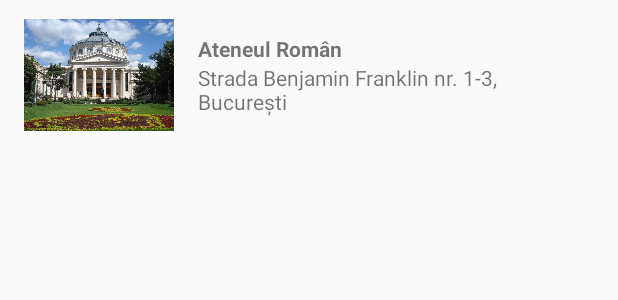
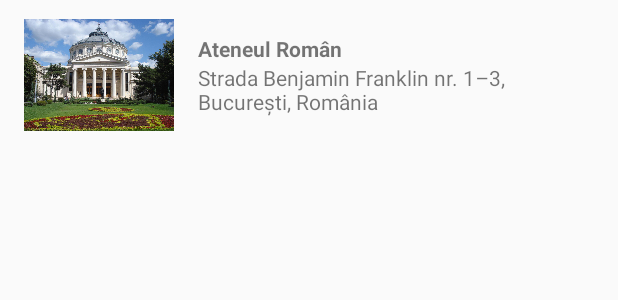
Before and after one commit to GuieMigi/TourGuide, an Android app: the layout list_item.xml on its own in the app's theme, with its tools: preview values and no code run, on a phone screen of 412 x 824 dp. Shown: the top 300 px of the screen. Run offline under Robolectric (Android 15) with nearby library versions, the phone set to English and light mode, and no system bars.

Commit message:
Code cleanup

```diff
--- a/app/src/main/java/com/example/android/tourguide/AttractionsFragment.java
+++ b/app/src/main/java/com/example/android/tourguide/AttractionsFragment.java
@@ -26,7 +26,7 @@ public class AttractionsFragment extends Fragment {
                              Bundle savedInstanceState) {
         View rootView = inflater.inflate(R.layout.pointofinterest_list, container, false);
 
-        //Create an ArrayList containing the PointOfInterest.
+        // Create an ArrayList containing the PointOfInterest.
         final ArrayList<PointOfInterest> pois = new ArrayList<>();
         pois.add(new PointOfInterest(getString(R.string.ateneul_roman_name), getString(R.string.ateneul_roman_address),
                 getString(R.string.ateneul_roman_description), R.drawable.ateneul_roman));
@@ -39,10 +39,14 @@ public class AttractionsFragment extends Fragment {
         pois.add(new PointOfInterest(getString(R.string.teatrul_national_bucuresti_name), getString(R.string.teatrul_national_bucuresti_address),
                 getString(R.string.teatrul_national_bucuresti_description), R.drawable.teatrul_national_bucuresti));
 
+        // Create a PointOfInterestAdapter whose data source is a list of PointOfInterest.
         final ListView listView = rootView.findViewById(R.id.list_view);
         PointOfInterestAdapter poiAdapter = new PointOfInterestAdapter(getActivity(), pois);
+        // Make the ListView use the WordAdapter created above.
         listView.setAdapter(poiAdapter);
 
+        // OnItemClickListener that finds the clicked item in the ListView
+        // and send the information to the next activity using an Intent.
         listView.setOnItemClickListener(new AdapterView.OnItemClickListener() {
             @Override
             public void onItemClick(AdapterView<?> adapterView, View view, int position, long id) {
--- a/app/src/main/java/com/example/android/tourguide/ParksFragment.java
+++ b/app/src/main/java/com/example/android/tourguide/ParksFragment.java
@@ -27,7 +27,7 @@ public class ParksFragment extends Fragment {
                              Bundle savedInstanceState) {
         View rootView = inflater.inflate(R.layout.pointofinterest_list, container, false);
 
-        //Create an ArrayList containing the PointOfInterest.
+        // Create an ArrayList containing the PointOfInterest.
         final ArrayList<PointOfInterest> pois = new ArrayList<>();
         pois.add(new PointOfInterest(getString(R.string.parcul_herastrau_name),
                 getString(R.string.parcul_herastrau_address), getString(R.string.parcul_herastrau_description),
@@ -45,10 +45,14 @@ public class ParksFragment extends Fragment {
                 getString(R.string.parcul_tineretului_address), getString(R.string.parcul_tineretului_description),
                 R.drawable.parcul_tineretului));
 
+        // Create a PointOfInterestAdapter whose data source is a list of PointOfInterest.
         final ListView listView = rootView.findViewById(R.id.list_view);
         PointOfInterestAdapter poiAdapter = new PointOfInterestAdapter(getActivity(), pois);
+        // Make the ListView use the WordAdapter created above.
         listView.setAdapter(poiAdapter);
 
+        // OnItemClickListener that finds the clicked item in the ListView
+        // and send the information to the next activity using an Intent.
         listView.setOnItemClickListener(new AdapterView.OnItemClickListener() {
             @Override
             public void onItemClick(AdapterView<?> adapterView, View view, int position, long id) {
--- a/app/src/main/java/com/example/android/tourguide/RestaurantsFragment.java
+++ b/app/src/main/java/com/example/android/tourguide/RestaurantsFragment.java
@@ -27,7 +27,7 @@ public class RestaurantsFragment extends Fragment {
                              Bundle savedInstanceState) {
         View rootView = inflater.inflate(R.layout.pointofinterest_list, container, false);
 
-        //Create an ArrayList containing the PointOfInterest.
+        // Create an ArrayList containing the PointOfInterest.
         final ArrayList<PointOfInterest> pois = new ArrayList<>();
         pois.add(new PointOfInterest(getString(R.string.caru_cu_bere_name), getString(R.string.caru_cu_bere_address),
                 getString(R.string.caru_cu_bere_hours), getString(R.string.caru_cu_bere_phone),
@@ -45,10 +45,14 @@ public class RestaurantsFragment extends Fragment {
                 getString(R.string.kane_hours), getString(R.string.kane_phone),
                 getString(R.string.kane_website), R.drawable.kane));
 
+        // Create a PointOfInterestAdapter whose data source is a list of PointOfInterest.
         final ListView listView = rootView.findViewById(R.id.list_view);
         PointOfInterestAdapter poiAdapter = new PointOfInterestAdapter(getActivity(), pois);
+        // Make the ListView use the WordAdapter created above.
         listView.setAdapter(poiAdapter);
 
+        // OnItemClickListener that finds the clicked item in the ListView
+        // and send the information to the next activity using an Intent.
         listView.setOnItemClickListener(new AdapterView.OnItemClickListener() {
             @Override
             public void onItemClick(AdapterView<?> adapterView, View view, int position, long id) {
--- a/app/src/main/res/layout/list_item.xml
+++ b/app/src/main/res/layout/list_item.xml
@@ -33,13 +33,13 @@
             android:layout_width="match_parent"
             android:layout_height="wrap_content"
             android:textStyle="bold"
-            tools:text="Ateneul Român" />
+            tools:text="@string/ateneul_roman_name" />
 
         <TextView
             android:id="@+id/poi_address"
             android:layout_width="match_parent"
             android:layout_height="wrap_content"
-            tools:text="Strada Benjamin Franklin nr. 1-3, București" />
+            tools:text="@string/ateneul_roman_address" />
 
     </LinearLayout>
 
```
Also changed, not shown: app/src/main/java/com/example/android/tourguide/NightlifeFragment.java (+5 -2 lines), app/src/main/java/com/example/android/tourguide/PoiDetails.java (+9 -0 lines), app/src/main/java/com/example/android/tourguide/CategoryAdapter.java (line endings or trailing spaces), app/src/main/java/com/example/android/tourguide/MainActivity.java (line endings or trailing spaces), app/src/main/res/drawable-hdpi/nomad_skyba.png (added), app/src/main/res/drawable-ldpi/nomad_skyba.png (added), app/src/main/res/drawable-mdpi/nomad_skyba.png (added), app/src/main/res/drawable-xhdpi/nomad_skyba.png (added), 2 other files.
